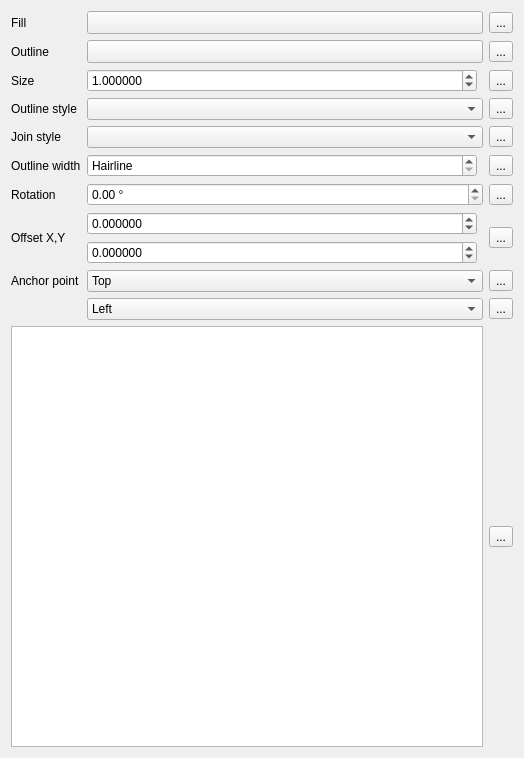
Before: the Qt Designer form src/ui/symbollayer/widget_simplemarker.ui in qgis/QGIS, drawn with Qt 5.
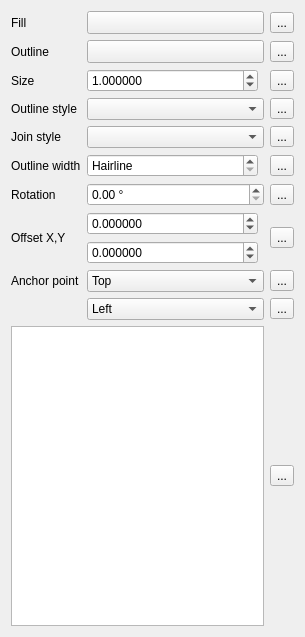
After: the same form once the commit is applied. Custom widgets are drawn as their Qt base class.

Diff of the .ui file:
```diff
--- a/src/ui/symbollayer/widget_simplemarker.ui
+++ b/src/ui/symbollayer/widget_simplemarker.ui
@@ -6,8 +6,8 @@
    <rect>
     <x>0</x>
     <y>0</y>
-    <width>524</width>
-    <height>758</height>
+    <width>305</width>
+    <height>637</height>
    </rect>
   </property>
   <property name="windowTitle">
```
